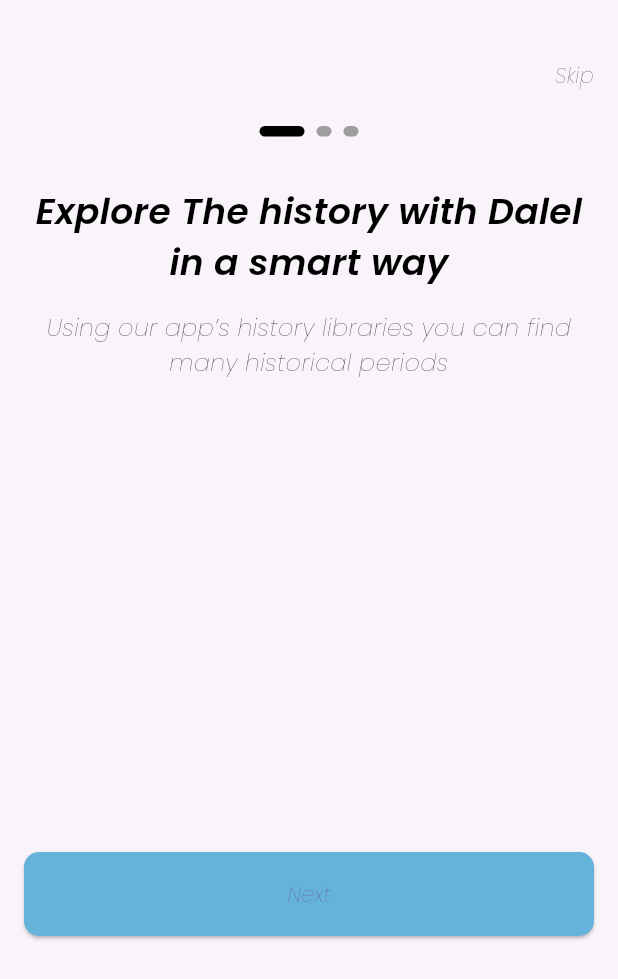
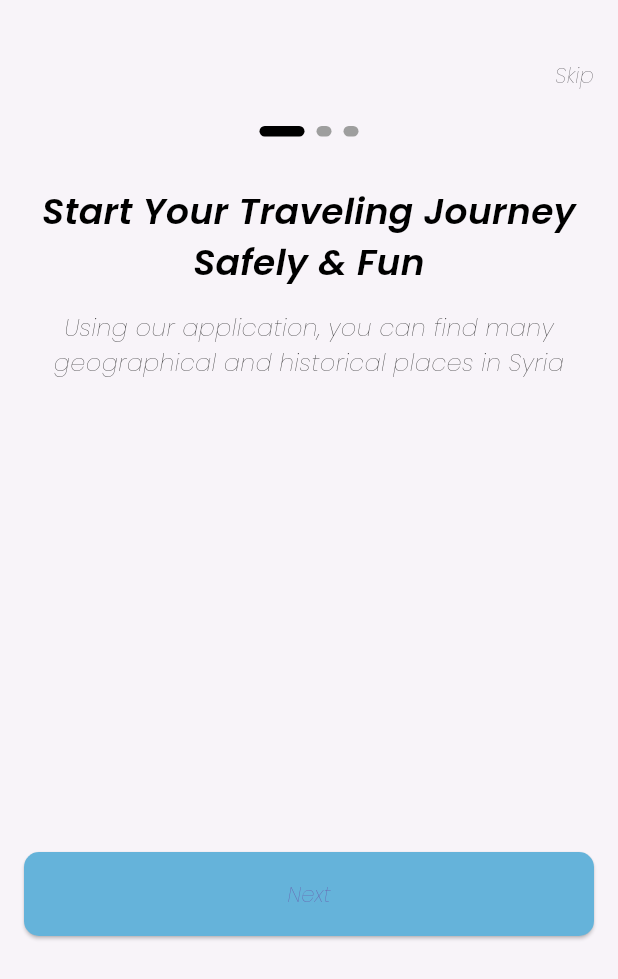
Before and after one commit to Ahmad01Almasri/Tourist_Guide_App, a Flutter app: the screen it shows after launch, on a phone screen of 412 x 824 dp. Shown: the top 979 px of the screen. Run offline on Flutter 3.47's test engine with Material 3 defaults, Android fonts, the phone set to English and light mode, and no system bars; drawn by our look-alikes of smooth_page_indicator; our stand-ins replace cached_network_image, fluttertoast, get_it, go_router, shared_preferences, shimmer.

Commit message:
fix two service file in lib

```diff
--- a/lib/services/shared_preferences_service.dart
+++ b/lib/core/services/shared_preferences_service.dart
@@ -2,7 +2,7 @@ import 'dart:developer';
 
 import 'package:shared_preferences/shared_preferences.dart';
 
-import '../extensions/colorful_logging_extension.dart';
+import '../../extensions/colorful_logging_extension.dart';
 
 class SharedPreferencesService {
   const SharedPreferencesService._();
--- a/lib/features/on_boarding/data/models/on_boarding_model.dart
+++ b/lib/features/on_boarding/data/models/on_boarding_model.dart
@@ -13,14 +13,14 @@ class OnBoardingModel {
 List<OnBoardingModel> onBoardingData = [
   OnBoardingModel(
     // imagePath: "Assets.imagesOnBoarding1",
-    title: "Explore The history with Dalel in a smart way",
+    title: "Start Your Traveling Journey Safely & Fun",
     subTitle:
-        "Using our app’s history libraries you can find many historical periods ",
+        "Using our application, you can find many geographical and historical places in Syria ",
   ),
   OnBoardingModel(
     // imagePath: "Assets.imagesOnBoarding2",
-    title: "From every place on earth",
-    subTitle: "A big variety of ancient places from all over the world",
+    title: "From every place in Syria",
+    subTitle: "A large variety of ancient places from all over Syria",
   ),
   OnBoardingModel(
     // imagePath: "Assets.imagesOnBoarding",
--- a/lib/features/splash/presentation/views/splash_view.dart
+++ b/lib/features/splash/presentation/views/splash_view.dart
@@ -6,8 +6,8 @@ import '../../../../core/database/cache/cache_helper.dart';
 import '../../../../core/functions/navigation.dart';
 import '../../../../core/services/service_locator.dart';
 import '../../../../core/utils/app_strings.dart';
-import '../../../../utils/app_constants.dart';
-import '../../../../utils/app_padding.dart';
+import '../../../../core/utils/app_constants.dart';
+import '../../../../core/utils/app_padding.dart';
 
 class SplashPage extends StatefulWidget {
   const SplashPage({super.key});
--- a/lib/main.dart
+++ b/lib/main.dart
@@ -3,7 +3,7 @@ import 'core/database/cache/cache_helper.dart';
 import 'core/routes/app_router.dart';
 import 'core/services/service_locator.dart';
 import 'core/utils/app_colors.dart';
-import 'services/shared_preferences_service.dart';
+import 'core/services/shared_preferences_service.dart';
 
 void main() async {
   WidgetsFlutterBinding.ensureInitialized();
```
Also changed, not shown: lib/core/services/device_info_service.dart (renamed from lib/services/device_info_service.dart), lib/core/services/url_service.dart (renamed from lib/services/url_service.dart), lib/core/utils/app_constants.dart (renamed from lib/utils/app_constants.dart), lib/core/utils/app_dimensions.dart (renamed from lib/utils/app_dimensions.dart), lib/core/utils/app_padding.dart (renamed from lib/utils/app_padding.dart).
